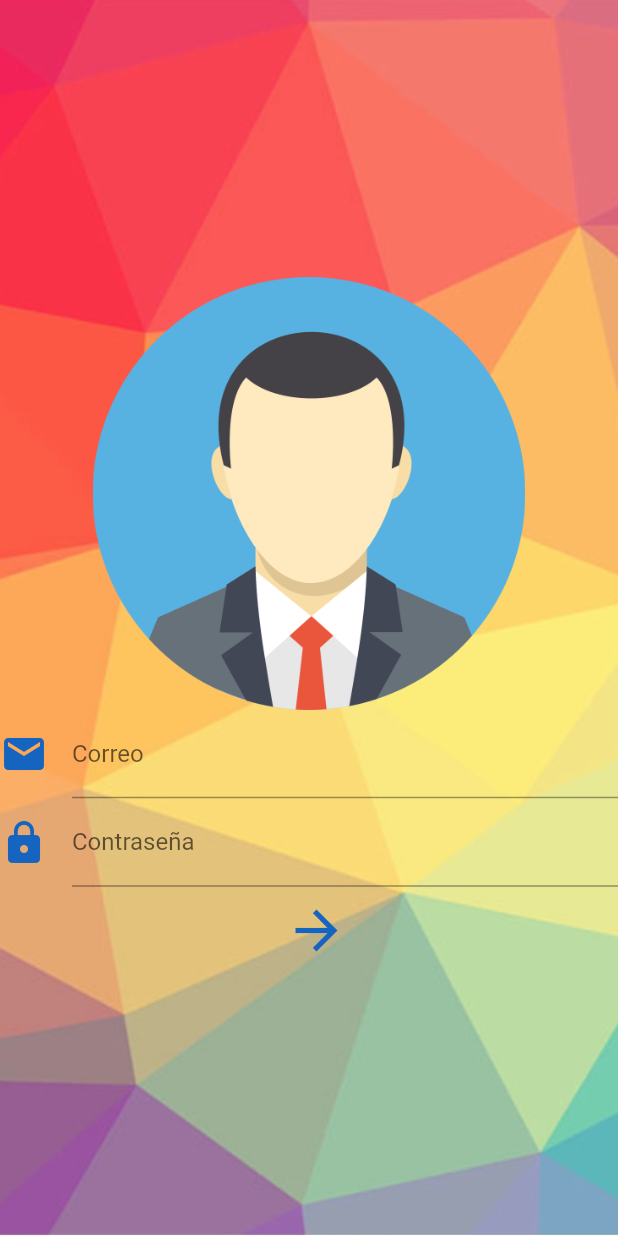
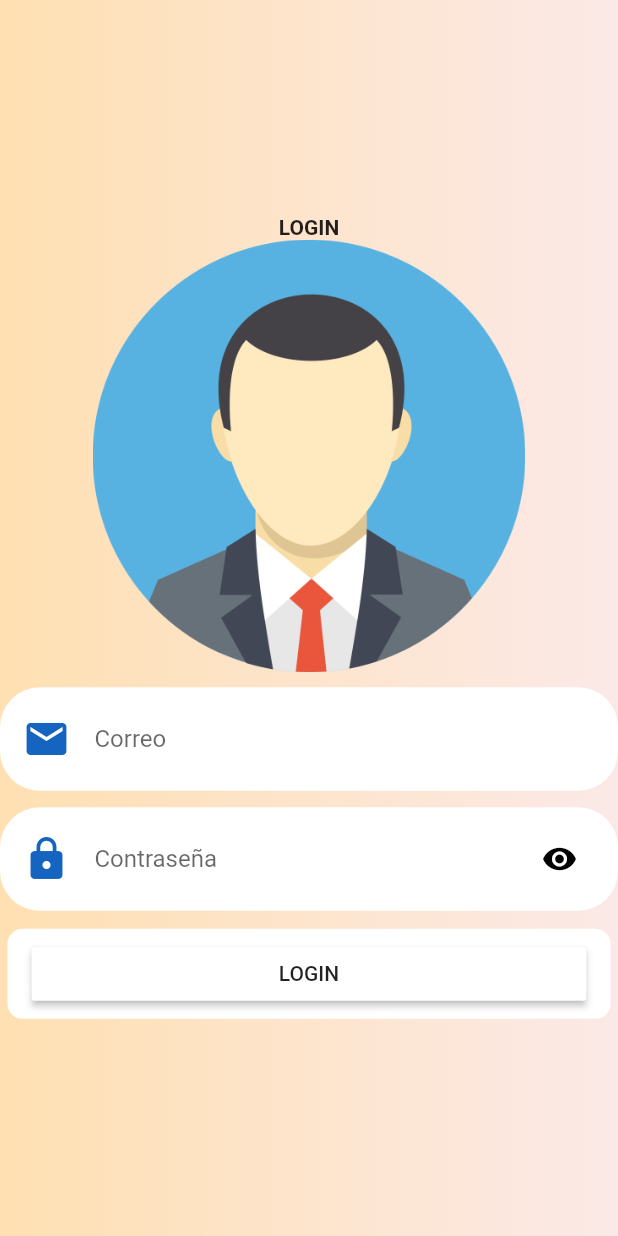
Before and after one commit to Onehand7/Prototipo01, a Flutter app: the screen it shows after launch, on a phone screen of 412 x 824 dp. Run offline on Flutter 3.47's test engine with Material 2 defaults, Android fonts, the phone set to English and light mode, and no system bars.

Commit message:
Modificacion del Login

```diff
--- a/lib/login/loginscreen.dart
+++ b/lib/login/loginscreen.dart
@@ -15,7 +15,8 @@ class LoginScreen extends StatefulWidget {
   _LoginScreen createState() => new _LoginScreen();
 }
 
-class _LoginScreen extends State<LoginScreen> with SingleTickerProviderStateMixin {
+class _LoginScreen extends State<LoginScreen>
+    with SingleTickerProviderStateMixin {
   AnimationController controller;
   Animation<double> animation;
 
@@ -51,7 +52,6 @@ class _LoginScreen extends State<LoginScreen> with SingleTickerProviderStateMixi
     super.dispose();
   }
 
-
   /////////////////////////////////////////////////////////
   // getUsuarios() async {
   //   http.Response respuesta =  await http.get(Uri.encodeFull("http://localhost:120/api/cliente"));
@@ -71,17 +71,29 @@ class _LoginScreen extends State<LoginScreen> with SingleTickerProviderStateMixi
   }
 
   Widget loginForm() {
+    //Size size= MediaQuery.of(context).size;
     return Container(
-      decoration: new BoxDecoration(
-          image: DecorationImage(
-        image: AssetImage('assets/imageFondo.jpeg'),fit: BoxFit.cover,
-      )),
+      decoration: BoxDecoration(
+          gradient: LinearGradient(
+              colors: [Colors.orange[100], Colors.deepOrange[50]])),
+      // Es el Fondo de pantalla
+      // decoration: new BoxDecoration(
+      //     image: DecorationImage(
+      //   image: AssetImage('assets/imageFondo.jpeg'),fit: BoxFit.cover,
+      // )),
       child: Column(
+        //Centra el contenido de Column
         mainAxisAlignment: MainAxisAlignment.center,
         children: <Widget>[
-           SizedBox(
-            height: 0.0,
+          Text(
+            "LOGIN",
+            style: TextStyle(fontWeight: FontWeight.bold),
           ),
+          //  SizedBox(
+          //   height: 0.0,
+          // ),
+
+          //Imagen del icomo de login
           Flexible(
             flex: 2,
             child: SafeArea(
@@ -97,7 +109,13 @@ class _LoginScreen extends State<LoginScreen> with SingleTickerProviderStateMixi
               key: _key,
               child: Column(
                 children: <Widget>[
-                  TextFormField(
+                  Container(
+                    margin: EdgeInsets.symmetric(vertical: 10),
+                    padding: EdgeInsets.symmetric(horizontal: 15, vertical: 5),
+                    decoration: BoxDecoration(
+                        color: Colors.white,
+                        borderRadius: BorderRadius.circular(26.5)),
+                    child: TextFormField(
                       validator: (text) {
                         if (text.length == 0) {
                           return "Este campo correo es requerido";
@@ -108,17 +126,28 @@ class _LoginScreen extends State<LoginScreen> with SingleTickerProviderStateMixi
                       },
                       keyboardType: TextInputType.emailAddress,
                       maxLength: 50,
-                    textAlign: TextAlign.center,
+                      textAlign: TextAlign.left,
                       decoration: InputDecoration(
                         hintText: 'Ingrese su Correo',
                         labelText: 'Correo',
                         counterText: '',
-                      icon: Icon(Icons.email,
-                          size: 32.0, color: Colors.blue[800]),
+                        icon: Icon(
+                          Icons.email,
+                          size: 32.0,
+                          color: Colors.blue[800],
+                        ),
+                        border: InputBorder.none,
                       ),
                       onSaved: (text) => _correo = text,
                     ),
-                  TextFormField(
+                  ),
+                  Container(
+                    margin: EdgeInsets.symmetric(vertical: 1),
+                    padding: EdgeInsets.symmetric(horizontal: 15, vertical: 5),
+                    decoration: BoxDecoration(
+                        color: Colors.white,
+                        borderRadius: BorderRadius.circular(26.5)),
+                    child: TextFormField(
                       validator: (text) {
                         if (text.length == 0) {
                           return "Este campo contraseña es requerido";
@@ -126,25 +155,43 @@ class _LoginScreen extends State<LoginScreen> with SingleTickerProviderStateMixi
                           return "Su contraseña debe ser al menos de 5 caracteres";
                         } else if (!contRegExp.hasMatch(text)) {
                           return "El formato para contraseña no es correcto";
-                      }else if (text != "dracma12") {
+                        } else if (text != "dracma12") {
                           return "Correo y/o Contraseña incorrectas";
                         }
                         return null;
                       },
                       keyboardType: TextInputType.text,
                       maxLength: 20,
-                    textAlign: TextAlign.center,
+                      textAlign: TextAlign.left,
                       decoration: InputDecoration(
                         hintText: 'Ingrese su Contraseña',
                         labelText: 'Contraseña',
                         counterText: '',
-                      icon:
-                          Icon(Icons.lock, size: 32.0, color: Colors.blue[800]),
+                        icon: Icon(Icons.lock,
+                            size: 32.0, color: Colors.blue[800]),
+                        suffixIcon: Icon(
+                          Icons.visibility,
+                          color: Colors.black,
+                        ),
+                        border: InputBorder.none,
                       ),
                       obscureText: true,
                       onSaved: (text) => _contrasena = text,
                     ),
-                  IconButton(
+                  ),
+                  SizedBox(height: 10,),
+                  Container(
+                    margin: EdgeInsets.symmetric(horizontal:5 , vertical: 1),
+                    padding: EdgeInsets.symmetric(horizontal: 15, vertical: 5),
+                    decoration: BoxDecoration(
+                        color: Colors.white,
+                        border: Border.all(color: Colors.white),
+                        borderRadius: BorderRadius.circular(10.0)),
+                    child: SizedBox(
+                      width: double.infinity,
+                      child: RaisedButton(
+                        color: Colors.white,
+                        child: Text("LOGIN"),
                         onPressed: () {
                           if (_key.currentState.validate()) {
                             _key.currentState.save();
@@ -157,12 +204,9 @@ class _LoginScreen extends State<LoginScreen> with SingleTickerProviderStateMixi
 //                      Navigator.of(context).push(HomeScreen.route(mensaje));
                           }
                         },
-                    icon: Icon(
-                      Icons.arrow_forward,
-                      size: 42.0,
-                      color: Colors.blue[800],
                       ),
-                  )
+                    ),
+                  ),
                 ],
               ),
             ),
--- a/lib/menu/menu_principal.dart
+++ b/lib/menu/menu_principal.dart
@@ -131,7 +131,7 @@ class _MenuPagina extends State<MenuPagina>
       body: Stack(
         children: <Widget>[
           Container(
-            height: size.height * .123,
+            height: size.height * .36,
             decoration: BoxDecoration(
               color: Colors.orange[200],
             ),
```
Lines whose indentation alone changed are shown as unchanged.
